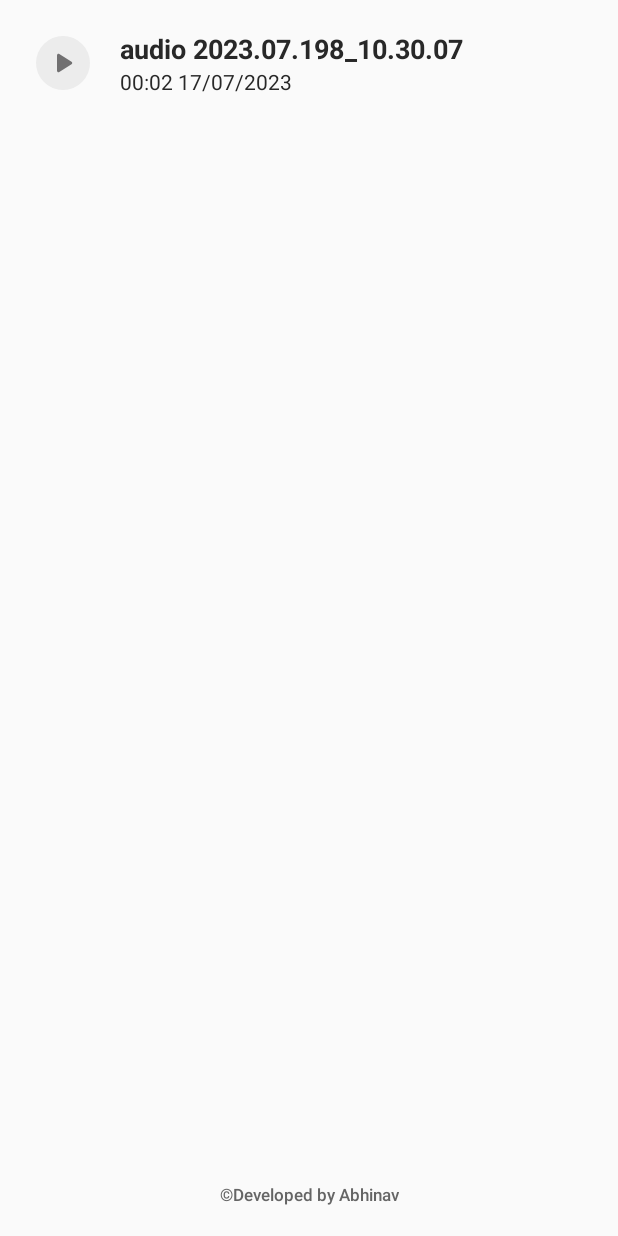
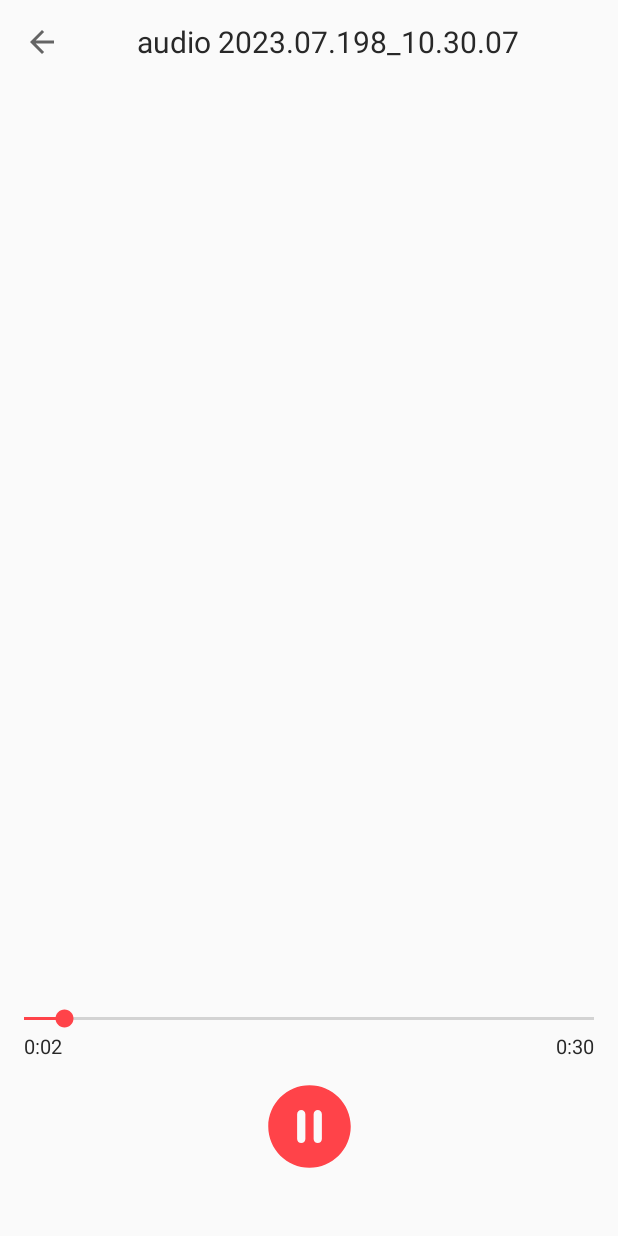
Before and after one commit to Abhinav-Upadhyay03/WaveformGenerator, an Android app: the GalleryActivity screen opened directly, with no data from a screen before it, after a tap on an icon or button, on a phone screen of 412 x 824 dp. Run offline under Robolectric (Android 15) with nearby library versions, the phone set to English and light mode, and no system bars; our stand-ins replace Room's generated code; Roboto replaces fonts that are not available here.

Commit message:
Audio Player working.

```diff
--- /dev/null
+++ b/app/src/main/java/com/example/voicerecorder/AudioPlayerActivity.java
@@ -0,0 +1,174 @@
+package com.example.voicerecorder;
+
+import androidx.appcompat.app.AppCompatActivity;
+import androidx.core.content.res.ResourcesCompat;
+
+import android.media.MediaPlayer;
+import android.os.Bundle;
+import android.os.Handler;
+import android.os.Looper;
+import android.view.View;
+import android.widget.ImageButton;
+import android.widget.SeekBar;
+import android.widget.TextView;
+
+import com.google.android.material.appbar.MaterialToolbar;
+
+import java.io.IOException;
+import java.text.DecimalFormat;
+import java.text.NumberFormat;
+
+public class AudioPlayerActivity extends AppCompatActivity {
+
+    private MediaPlayer mPLayer;
+    private ImageButton btnPlay;
+    private SeekBar seekBar;
+
+    private Runnable runnable;
+    private Handler handler;
+    private long delay = 100L;
+    private MaterialToolbar toolbar;
+    private TextView tvFilename;
+    private TextView tvTrackProgress;
+    private TextView tvTrackDuration;
+
+
+
+    @Override
+    protected void onCreate(Bundle savedInstanceState) {
+        super.onCreate(savedInstanceState);
+        setContentView(R.layout.activity_audio_player);
+        initViews();
+
+        String filePath = getIntent().getStringExtra("filePath");
+        String fileName = getIntent().getStringExtra("fileName");
+
+        setSupportActionBar(toolbar);
+        if (getSupportActionBar() != null) {
+            getSupportActionBar().setDisplayHomeAsUpEnabled(true);
+            getSupportActionBar().setDisplayShowHomeEnabled(true);
+            toolbar.setNavigationOnClickListener(new View.OnClickListener() {
+                @Override
+                public void onClick(View v) {
+                    onBackPressed();
+                }
+            });
+
+        }
+        tvFilename.setText(fileName);
+
+
+
+        mPLayer = new MediaPlayer();
+        try {
+            mPLayer.setDataSource(filePath);
+        } catch (IOException e) {
+            throw new RuntimeException(e);
+        }
+        try {
+            mPLayer.prepare();
+        } catch (IOException e) {
+            throw new RuntimeException(e);
+        }
+
+        tvTrackDuration.setText((dateFormat(mPLayer.getDuration())));
+
+
+
+
+
+        handler =  new Handler(Looper.getMainLooper());
+        runnable = new Runnable() {
+            @Override
+            public void run() {
+                seekBar.setProgress(mPLayer.getCurrentPosition());
+                tvTrackProgress.setText(dateFormat(mPLayer.getCurrentPosition()));
+                handler.postDelayed(runnable,delay);
+            }
+        };
+
+        seekBar.setMax(mPLayer.getDuration());
+        playPausePlayer();
+
+
+        btnPlay.setOnClickListener(new View.OnClickListener() {
+            @Override
+            public void onClick(View v) {
+                playPausePlayer();
+            }
+        });
+
+        mPLayer.setOnCompletionListener(new MediaPlayer.OnCompletionListener() {
+            @Override
+            public void onCompletion(MediaPlayer mp) {
+                btnPlay.setBackground(ResourcesCompat.getDrawable(getResources(), R.drawable.ic_play_circle, null));
+                handler.removeCallbacks(runnable);
+            }
+        });
+
+        seekBar.setOnSeekBarChangeListener(new SeekBar.OnSeekBarChangeListener() {
+            @Override
+            public void onProgressChanged(SeekBar seekBar, int progress, boolean fromUser) {
+                if(fromUser){
+                    mPLayer.seekTo(progress);
+                }
+            }
+
+            @Override
+            public void onStartTrackingTouch(SeekBar seekBar) {
+
+            }
+
+            @Override
+            public void onStopTrackingTouch(SeekBar seekBar) {
+
+            }
+        });
+
+    }
+
+    public void playPausePlayer(){
+        if(!mPLayer.isPlaying()){
+            mPLayer.start();
+            btnPlay.setBackground(ResourcesCompat.getDrawable(getResources(), R.drawable.ic_pause_circle, null));
+            handler.postDelayed(runnable,0);
+
+        }else{
+            mPLayer.pause();
+            btnPlay.setBackground(ResourcesCompat.getDrawable(getResources(), R.drawable.ic_play_circle, null));
+            handler.removeCallbacks(runnable);
+
+        }
+    }
+
+    @Override
+    public void onBackPressed() {
+        super.onBackPressed();
+        mPLayer.stop();
+        mPLayer.release();
+        handler.removeCallbacks(runnable);
+    }
+
+    public void initViews(){
+        btnPlay = findViewById(R.id.btnPlay);
+        seekBar = findViewById(R.id.seekbar);
+        toolbar  = findViewById(R.id.toolbar);
+        tvFilename = findViewById(R.id.tvFilename);
+        tvTrackDuration = findViewById(R.id.tvTrackDuration);
+        tvTrackProgress = findViewById(R.id.tvTrackProgress);
+
+    }
+
+    private String dateFormat(int duration){
+        int d = duration/1000;
+        int s = d%60;
+        int m = (d/60 % 60);
+        int h = (int)((d - (m * 60)) / 360);
+        NumberFormat f = new DecimalFormat("00");
+        String str = m + ":" + f.format(s);
+        if(h>0){
+            str = h + ":" + str;
+        }
+        return str;
+    }
+}
--- a/app/src/main/java/com/example/voicerecorder/GalleryActivity.java
+++ b/app/src/main/java/com/example/voicerecorder/GalleryActivity.java
@@ -6,6 +6,7 @@ import androidx.recyclerview.widget.RecyclerView;
 import androidx.room.Room;
 import androidx.room.RoomDatabase;
 
+import android.content.Intent;
 import android.os.Bundle;
 import android.widget.Toast;
 
@@ -49,8 +50,12 @@ public class GalleryActivity extends AppCompatActivity implements OnItemClickLis
 
     @Override
     public void onItemClickListener(int position) {
-        //TODO
-        Toast.makeText(this, "simple click", Toast.LENGTH_SHORT).show();
+        AudioRecord audioRecord = records.get(position);
+        Intent intent = new Intent(this, AudioPlayerActivity.class);
+
+        intent.putExtra("filePath",audioRecord.getFilePath());
+        intent.putExtra("fileName",audioRecord.getFileName());
+        startActivity(intent);
     }
 
     @Override
--- a/app/src/main/java/com/example/voicerecorder/MainActivity.java
+++ b/app/src/main/java/com/example/voicerecorder/MainActivity.java
@@ -292,9 +292,15 @@ public class MainActivity extends AppCompatActivity implements Timer.OnTimerTick
 
         }
 
-        //TODO - Start recording here.
+        //TODO: Save to device storage.
+
+        /**     We need to set the output file location before preparing the recorder
+                i.e recorder.prepare()
+         **/
+
         recorder = new MediaRecorder();
-        dirPath = getExternalCacheDir() != null ? getExternalCacheDir().getAbsolutePath() + "/" : "";
+//        dirPath = getApplicationContext().getFilesDir().getAbsolutePath();              /* For internal storage */
+        dirPath = getExternalCacheDir() != null ? getExternalCacheDir().getAbsolutePath() + "/" : "";     /* For external storage in cache */
         SimpleDateFormat simpleDateFormat = new SimpleDateFormat("yyyy.MM.DD_hh.mm.ss");
         String date = simpleDateFormat.format(new Date());
         fileName = "audio " + date;
@@ -302,6 +308,50 @@ public class MainActivity extends AppCompatActivity implements Timer.OnTimerTick
         recorder.setOutputFormat(MediaRecorder.OutputFormat.MPEG_4);
         recorder.setAudioEncoder(MediaRecorder.AudioEncoder.AAC);
         recorder.setOutputFile(dirPath+fileName+".mp3");
+
+        //******************************************************************************************
+
+
+
+
+
+//        String directoryPath = Environment.getExternalStorageDirectory().getAbsolutePath() + "/my_directory";
+//        File directory = new File(directoryPath);
+//        boolean isDirectoryCreated = directory.mkdirs();
+//
+//        if (isDirectoryCreated) {
+//            String fileName = "audio_2023.07.196_10.55.48.mp3";
+//            String filePath = directory.getAbsolutePath() + File.separator + fileName;
+//            recorder.setOutputFile(filePath);
+//        }
+
+
+        //******************************************************************************************
+
+
+//        String file_folder="/abhinav/";
+//
+//        String file_path = Environment.getExternalStorageDirectory().getAbsolutePath();
+//
+//        File file = new File(file_path,file_folder);
+//        recorder.setAudioChannels(1);
+//        recorder.setAudioSamplingRate(8000);
+//        recorder.setAudioEncodingBitRate(44100);
+//
+//
+//        if (!file.exists()){
+//            file.mkdirs();
+//        }
+//        recorder.setOutputFile(file_path+fileName+".mp3");
+//        System.out.println(
+//                dirPath+fileName+".mp3"
+//        );
+
+//        recorder.setOutputFile(file.getAbsolutePath()+"/"+"_"+date+".amr");
+
+
+
+        //******************************************************************************************
 
         try {
             recorder.prepare();
@@ -355,6 +405,12 @@ public class MainActivity extends AppCompatActivity implements Timer.OnTimerTick
         btnRecord.setImageResource(R.drawable.ic_record);
         tvTimer.setText("00:00:00");
         amplitudes = waveformView.clear();
+
+
+
+
+
+
     }
 
 
--- /dev/null
+++ b/app/src/main/res/drawable/ic_pause_circle.xml
@@ -0,0 +1,5 @@
+<vector android:height="24dp" android:tint="@color/playerColor"
+    android:viewportHeight="24" android:viewportWidth="24"
+    android:width="24dp" xmlns:android="http://schemas.android.com/apk/res/android">
+    <path android:fillColor="@android:color/white" android:pathData="M12,2C6.48,2 2,6.48 2,12s4.48,10 10,10s10,-4.48 10,-10S17.52,2 12,2zM10,16L10,16c-0.55,0 -1,-0.45 -1,-1V9c0,-0.55 0.45,-1 1,-1l0,0c0.55,0 1,0.45 1,1v6C11,15.55 10.55,16 10,16zM14,16L14,16c-0.55,0 -1,-0.45 -1,-1V9c0,-0.55 0.45,-1 1,-1l0,0c0.55,0 1,0.45 1,1v6C15,15.55 14.55,16 14,16z"/>
+</vector>
--- /dev/null
+++ b/app/src/main/res/drawable/ic_play_circle.xml
@@ -0,0 +1,5 @@
+<vector android:height="24dp" android:tint="@color/playerColor"
+    android:viewportHeight="24" android:viewportWidth="24"
+    android:width="24dp" xmlns:android="http://schemas.android.com/apk/res/android">
+    <path android:fillColor="@android:color/white" android:pathData="M12,2C6.48,2 2,6.48 2,12s4.48,10 10,10s10,-4.48 10,-10S17.52,2 12,2zM9.5,14.67V9.33c0,-0.79 0.88,-1.27 1.54,-0.84l4.15,2.67c0.61,0.39 0.61,1.29 0,1.68l-4.15,2.67C10.38,15.94 9.5,15.46 9.5,14.67z"/>
+</vector>
--- /dev/null
+++ b/app/src/main/res/layout/activity_audio_player.xml
@@ -0,0 +1,79 @@
+<?xml version="1.0" encoding="utf-8"?>
+<androidx.constraintlayout.widget.ConstraintLayout xmlns:android="http://schemas.android.com/apk/res/android"
+    xmlns:app="http://schemas.android.com/apk/res-auto"
+    xmlns:tools="http://schemas.android.com/tools"
+    android:layout_width="match_parent"
+    android:layout_height="match_parent"
+    tools:context=".AudioPlayerActivity">
+
+    <com.google.android.material.appbar.MaterialToolbar
+        android:id="@+id/toolbar"
+        android:layout_width="match_parent"
+        android:layout_height="?actionBarSize"
+        app:layout_constraintTop_toTopOf="parent"
+        app:title="">
+        <TextView
+            android:id="@+id/tvFilename"
+            android:layout_width="match_parent"
+            android:layout_height="wrap_content"
+            android:textSize="20sp"
+            android:gravity="center"
+            android:layout_marginEnd="46dp"
+            />
+
+
+    </com.google.android.material.appbar.MaterialToolbar>
+
+    <SeekBar
+        android:id="@+id/seekbar"
+        android:layout_width="match_parent"
+        android:layout_height="wrap_content"
+        android:progress="40"
+        android:progressTint="@color/playerColor"
+        android:thumbTint="@color/playerColor"
+        android:layout_marginBottom="30dp"
+
+        app:layout_constraintBottom_toTopOf="@+id/constraintLayout" />
+
+    <TextView
+        android:id="@+id/tvTrackProgress"
+        android:layout_width="wrap_content"
+        android:layout_height="wrap_content"
+        android:text="0:00"
+        android:textSize="13sp"
+        app:layout_constraintTop_toBottomOf="@+id/seekbar"
+        app:layout_constraintStart_toStartOf="parent"
+        android:layout_marginStart="16dp"/>
+
+    <TextView
+        android:id="@+id/tvTrackDuration"
+        android:layout_width="wrap_content"
+        android:layout_height="wrap_content"
+        android:text="0:00"
+        android:textSize="13sp"
+        app:layout_constraintTop_toBottomOf="@+id/seekbar"
+        app:layout_constraintEnd_toEndOf="parent"
+        android:layout_marginEnd="16dp"/>
+
+
+    <androidx.constraintlayout.widget.ConstraintLayout
+        android:id="@+id/constraintLayout"
+        android:layout_width="match_parent"
+        android:layout_height="wrap_content"
+        android:layout_marginBottom="40dp"
+        app:layout_constraintBottom_toBottomOf="parent">
+
+        <ImageButton
+            android:id="@+id/btnPlay"
+            android:layout_width="66dp"
+            android:layout_height="66dp"
+            android:background="@drawable/ic_play_circle"
+            app:layout_constraintBottom_toBottomOf="parent"
+            app:layout_constraintEnd_toEndOf="parent"
+            app:layout_constraintStart_toStartOf="parent" />
+
+
+    </androidx.constraintlayout.widget.ConstraintLayout>
+
+
+</androidx.constraintlayout.widget.ConstraintLayout>
--- a/app/src/main/res/layout/activity_gallery.xml
+++ b/app/src/main/res/layout/activity_gallery.xml
@@ -9,17 +9,21 @@
     <androidx.recyclerview.widget.RecyclerView
         android:id="@+id/recyclerview"
         android:layout_width="match_parent"
-        android:layout_height="match_parent"/>
+        android:layout_height="match_parent"
+        android:layout_marginBottom="25dp"
+        app:layout_constraintBottom_toTopOf="@+id/developer"
+        tools:layout_editor_absoluteX="0dp" />
 
     <TextView
         android:id="@+id/developer"
-        android:layout_width="wrap_content"
+        android:layout_width="match_parent"
         android:layout_height="wrap_content"
+        android:layout_marginBottom="10dp"
 
 
-        android:layout_marginBottom="20dp"
         android:fontFamily="sans-serif-medium"
         android:text="©Developed by Abhinav"
+        android:textAlignment="center"
 
         android:textColor="@color/grayDark"
         android:textColorHint="@color/grayDark"
--- a/app/src/main/res/layout/itemview_layout.xml
+++ b/app/src/main/res/layout/itemview_layout.xml
@@ -38,7 +38,11 @@
             />
 
 
+
+
     </LinearLayout>
+
+
     <CheckBox
         android:id="@+id/checkbox"
         android:layout_width="30dp"
--- a/app/src/main/res/values/colors.xml
+++ b/app/src/main/res/values/colors.xml
@@ -11,4 +11,5 @@
 
     <color name="strokeColour">#1E88E5</color>
     <color name="opaqueBG">#61000000</color>
+    <color name="playerColor">#FF4349</color>
 </resources>
```
Also changed, not shown: app/src/main/AndroidManifest.xml (+9 -0 lines).
